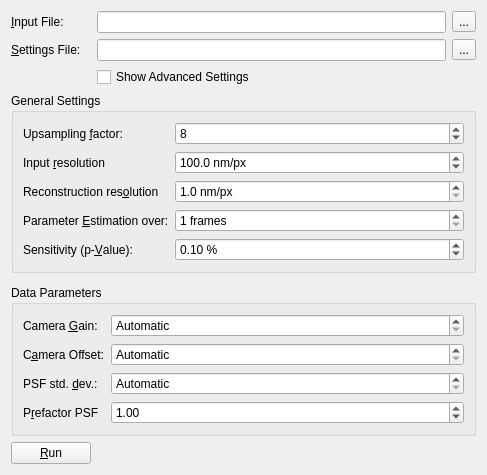
ukoethe/simple-STORM, file gui/inputwidget.ui: the form before one commit.
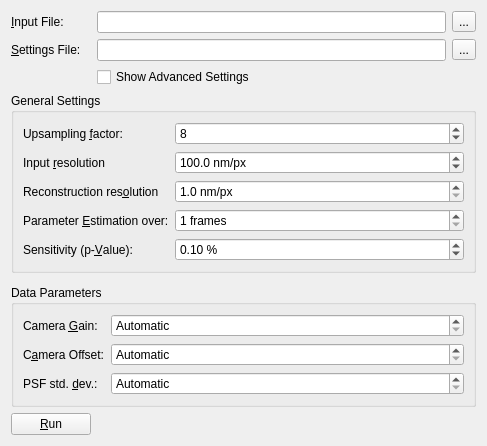
The form after the commit. Custom widgets are drawn as their Qt base class.

The edit to the form file:
```diff
--- a/gui/inputwidget.ui
+++ b/gui/inputwidget.ui
@@ -265,6 +265,9 @@
       <string>Data Parameters</string>
      </property>
      <layout class="QFormLayout" name="formLayout_4">
+      <property name="fieldGrowthPolicy">
+       <enum>QFormLayout::ExpandingFieldsGrow</enum>
+      </property>
       <item row="0" column="0">
        <widget class="QLabel" name="label_13">
         <property name="text">
@@ -352,38 +355,6 @@
         </property>
        </widget>
       </item>
-      <item row="3" column="1">
-       <widget class="QDoubleSpinBox" name="spn_factorSigma">
-        <property name="sizePolicy">
-         <sizepolicy hsizetype="MinimumExpanding" vsizetype="Fixed">
-          <horstretch>0</horstretch>
-          <verstretch>0</verstretch>
-         </sizepolicy>
-        </property>
-        <property name="keyboardTracking">
-         <bool>true</bool>
-        </property>
-        <property name="maximum">
-         <double>10.000000000000000</double>
-        </property>
-        <property name="singleStep">
-         <double>0.010000000000000</double>
-        </property>
-        <property name="value">
-         <double>1.000000000000000</double>
-        </property>
-       </widget>
-      </item>
-      <item row="3" column="0">
-       <widget class="QLabel" name="label_5">
-        <property name="text">
-         <string>P&amp;refactor PSF</string>
-        </property>
-        <property name="buddy">
-         <cstring>spn_factorSigma</cstring>
-        </property>
-       </widget>
-      </item>
      </layout>
     </widget>
    </item>
```
Left out of the diff: 64 changed lines with no effect on the pictures.
